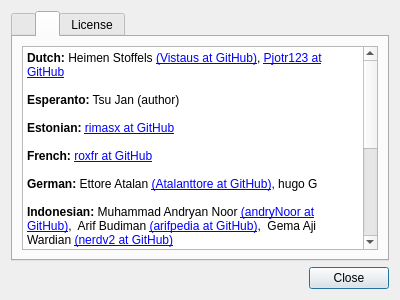
First picture: the form in Kvantum/kvantummanager/about.ui, repository tsujan/Kvantum, before the edit.
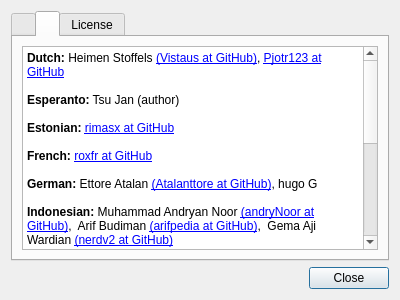
Second picture: the form after the edit. The open tabs and pages were chosen to show the change.

Diff of the .ui file:
```diff
--- a/Kvantum/kvantummanager/about.ui
+++ b/Kvantum/kvantummanager/about.ui
@@ -111,6 +111,8 @@
 &lt;p style=&quot;-qt-paragraph-type:empty; margin-top:0px; margin-bottom:0px; margin-left:0px; margin-right:0px; -qt-block-indent:0; text-indent:0px;&quot;&gt;&lt;br /&gt;&lt;/p&gt;
 &lt;p style=&quot; margin-top:0px; margin-bottom:0px; margin-left:0px; margin-right:0px; -qt-block-indent:0; text-indent:0px;&quot;&gt;&lt;span style=&quot; font-weight:600;&quot;&gt;Italian:&lt;/span&gt; &lt;a href=&quot;https://github.com/stefonarch&quot;&gt;&lt;span;&gt;stefonarch at GitHub&lt;/span&gt;&lt;/a&gt;&lt;/p&gt;
 &lt;p style=&quot;-qt-paragraph-type:empty; margin-top:0px; margin-bottom:0px; margin-left:0px; margin-right:0px; -qt-block-indent:0; text-indent:0px;&quot;&gt;&lt;br /&gt;&lt;/p&gt;
+&lt;p style=&quot; margin-top:0px; margin-bottom:0px; margin-left:0px; margin-right:0px; -qt-block-indent:0; text-indent:0px;&quot;&gt;&lt;span style=&quot; font-weight:600;&quot;&gt;Japanese:&lt;/span&gt; Ma. Ito&lt;/p&gt;
+&lt;p style=&quot;-qt-paragraph-type:empty; margin-top:0px; margin-bottom:0px; margin-left:0px; margin-right:0px; -qt-block-indent:0; text-indent:0px;&quot;&gt;&lt;br /&gt;&lt;/p&gt;
 &lt;p style=&quot; margin-top:0px; margin-bottom:0px; margin-left:0px; margin-right:0px; -qt-block-indent:0; text-indent:0px;&quot;&gt;&lt;span style=&quot; font-weight:600;&quot;&gt;Lithuanian:&lt;/span&gt; &lt;a href=&quot;https://github.com/welaq&quot;&gt;&lt;span;&gt;welaq at GitHub&lt;/span&gt;&lt;/a&gt;&lt;/p&gt;
 &lt;p style=&quot;-qt-paragraph-type:empty; margin-top:0px; margin-bottom:0px; margin-left:0px; margin-right:0px; -qt-block-indent:0; text-indent:0px;&quot;&gt;&lt;br /&gt;&lt;/p&gt;
 &lt;p style=&quot; margin-top:0px; margin-bottom:0px; margin-left:0px; margin-right:0px; -qt-block-indent:0; text-indent:0px;&quot;&gt;&lt;span style=&quot; font-weight:600;&quot;&gt;Polish:&lt;/span&gt; Marcin Mikołajczak &lt;a href=&quot;https://github.com/m4sk1n&quot;&gt;&lt;span;&gt;(m4sk1n at GitHub)&lt;/span&gt;&lt;/a&gt;&lt;/p&gt;
```
